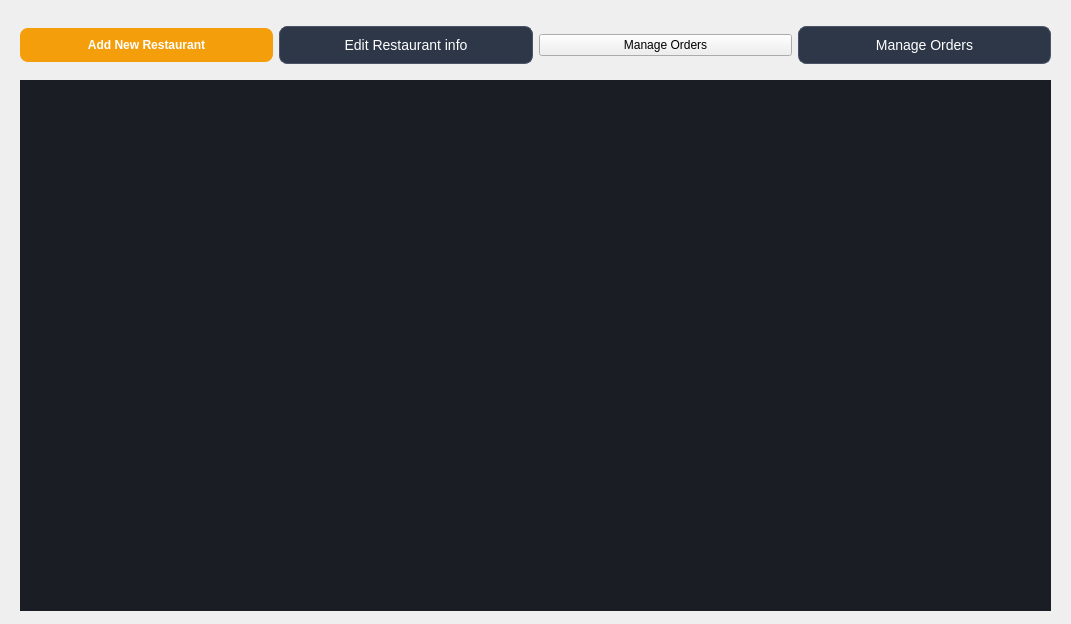
This is main/gui/restaurantowner.ui in HamidrezaNadafian/Restaurant-Management-System as Qt 5 draws it before an edit. The edited form follows.
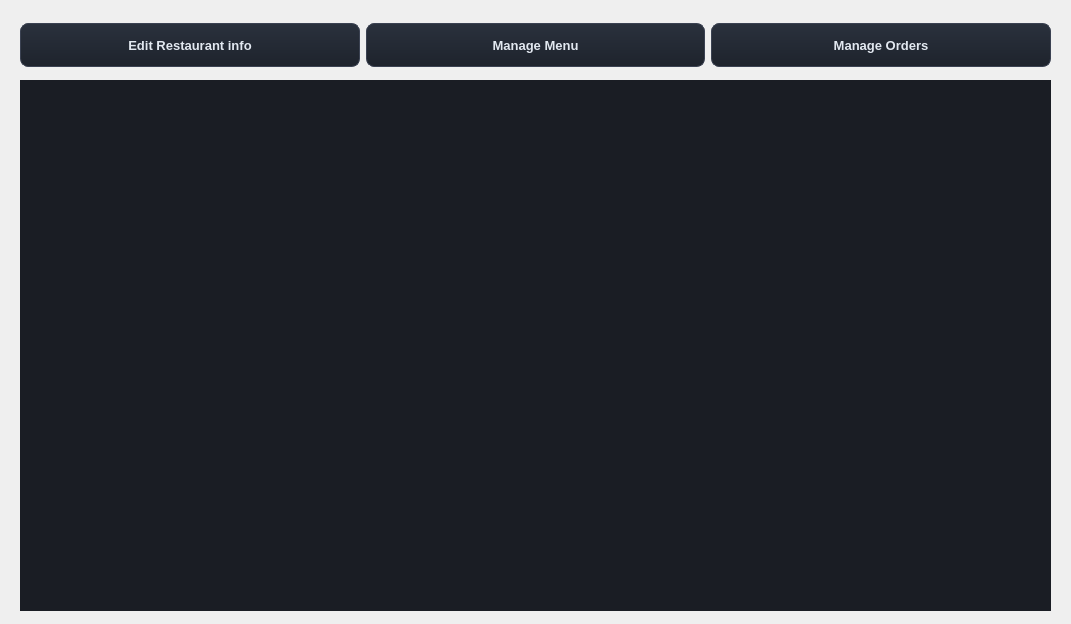
This is the edited form. The open tabs and pages were chosen to show the change.

Commit message: load owned restaurants on login and implement dashboard actions

```diff
--- a/main/gui/restaurantowner.ui
+++ b/main/gui/restaurantowner.ui
@@ -42,34 +42,45 @@
     border: 1px solid #f59e0b;
 }
 
-
-QPushButton#btnAddRestaurant {
-    background-color: #f59e0b;
-    color: white;
-    font-weight: bold;
-    border-radius: 8px;
-    padding: 10px 15px;
+QListWidget#listWidgetOwnerRestaurants::item:selected {
+    background-color: #2b313e; 
+    border: 2px solid #f59e0b;  
+    color: #ffffff;            
 }
-QPushButton#btnAddRestaurant:hover {
-    background-color: #fbbf24;
-}
 
-QPushButton#btnEditRestaurant, QPushButton#btnManageOrders {
-    background-color: #2d3748;
-    color: #ffffff;
-    font-size: 14px;
-    border: 1px solid #4a5568;
-    border-radius: 8px;
+QPushButton#btnEditRestaurant, 
+QPushButton#btnManageMenu, 
+QPushButton#btnManageOrders {
+    background-color: qlineargradient(x1:0, y1:0, x2:0, y2:1, stop:0 #2a313d, stop:1 #1e232c); 
+    color: #e2e8f0; 
+    font-size: 13px;
+    font-weight: 600; 
+    font-family: &quot;Segoe UI&quot;, &quot;Tahoma&quot;, sans-serif;
+    border: 1px solid #3b4252; 
+    border-radius: 8px; 
     padding: 10px 18px;
+    min-height: 22px;
 }
 
-QPushButton#btnEditRestaurant:hover, QPushButton#btnManageOrders:hover {
-    background-color: #4a5568;
+
+QPushButton#btnEditRestaurant:hover, 
+QPushButton#btnManageMenu:hover, 
+QPushButton#btnManageOrders:hover {
+    background-color: #2d3545; 
+    color: #ffffff; 
     border: 1px solid #f59e0b; 
+}
+
+
+QPushButton#btnEditRestaurant:pressed, 
+QPushButton#btnManageMenu:pressed, 
+QPushButton#btnManageOrders:pressed {
+    background-color: #1a1f26;
+    border: 1px solid #d97706;
 }</string>
    </property>
    <property name="currentIndex">
-    <number>3</number>
+    <number>0</number>
    </property>
    <widget class="QWidget" name="page">
     <widget class="QListWidget" name="listWidgetOwnerRestaurants">
@@ -92,13 +103,6 @@
       </rect>
      </property>
      <layout class="QHBoxLayout" name="horizontalLayout">
-      <item>
-       <widget class="QPushButton" name="btnAddRestaurant">
-        <property name="text">
-         <string>Add New Restaurant</string>
-        </property>
-       </widget>
-      </item>
       <item>
        <widget class="QPushButton" name="btnEditRestaurant">
         <property name="text">
@@ -107,9 +111,9 @@
        </widget>
       </item>
       <item>
-       <widget class="QPushButton" name="btnManageOrders_2">
+       <widget class="QPushButton" name="btnManageMenu">
         <property name="text">
-         <string>Manage Orders</string>
+         <string>Manage Menu</string>
         </property>
        </widget>
       </item>
@@ -135,16 +139,16 @@
      </property>
      <layout class="QVBoxLayout" name="verticalLayout_2">
       <item>
-       <widget class="QLineEdit" name="lineEdit"/>
+       <widget class="QLineEdit" name="txtRestName"/>
       </item>
       <item>
-       <widget class="QLineEdit" name="lineEdit_4"/>
+       <widget class="QLineEdit" name="txtRestDesc"/>
       </item>
       <item>
-       <widget class="QLineEdit" name="lineEdit_2"/>
+       <widget class="QLineEdit" name="txtRestAddress"/>
       </item>
       <item>
-       <widget class="QLineEdit" name="lineEdit_3"/>
+       <widget class="QLineEdit" name="txtRestPhone"/>
       </item>
      </layout>
     </widget>
```
The commit also changes 3 other files.
